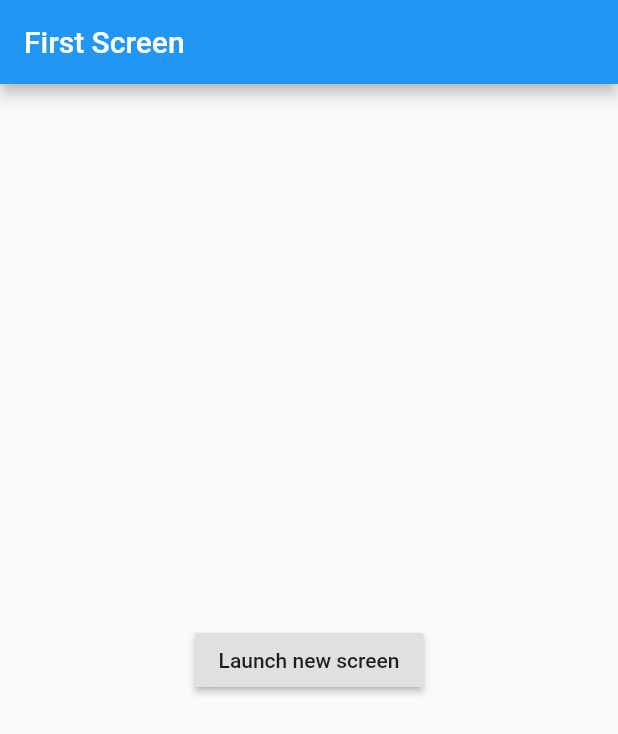
After one commit to Jason-lyl/flutter_app, a Flutter app: the FirstScreen screen opened directly, on a phone screen of 412 x 824 dp. The commit adds this screen. Shown: the top 734 px of the screen. Run offline on Flutter 3.47's test engine with Material 2 defaults, Android fonts, the phone set to English and light mode, and no system bars; network calls fail.

Commit message:
navigator

```diff
--- /dev/null
+++ b/lib/NavigatorView.dart
@@ -0,0 +1,52 @@
+
+import 'package:flutter/cupertino.dart';
+import 'package:flutter/material.dart';
+
+class FirstScreen extends StatelessWidget {
+  @override
+  Widget build(BuildContext context) {
+    return new Scaffold(
+      appBar: new AppBar(
+        title: new Text('First Screen'),
+      ),
+      body: new Center(
+        child: new RaisedButton(
+          child: new Text('Launch new screen'),
+          onPressed: (){
+            Navigator.push(
+                context,
+                new MaterialPageRoute(builder: (context) => new SecondScreen()),
+            );
+          },
+        ),
+      ),
+    );
+  }
+}
+
+
+class SecondScreen extends StatelessWidget {
+  @override
+  Widget build(BuildContext context) {
+    return new Scaffold(
+      appBar: new AppBar(
+        title: new Text('Second Screen'),
+      ),
+      body: new Center(
+        child: new RaisedButton(
+          onPressed: (){
+            Navigator.pop(context);
+          },
+          child: new Text('Go back'),
+        ),
+      ),
+    );
+  }
+}
+
+void main() {
+  runApp(new MaterialApp(
+    title: 'Navigation Basics',
+    home: new FirstScreen(),
+  ));
+}
--- a/lib/main.dart
+++ b/lib/main.dart
@@ -246,11 +246,21 @@ class _ShoppingListState extends State<ShoppingList> {
 void main() {
   runApp(new MaterialApp(
     title: 'Shopping App',
-    home: new ShoppingList(
-      products: <Product>[
-        new Product(name: 'Eggs'),
-        new Product(name: 'Floure'),
-        new Product(name: 'Chocolate chipsss'),
+    home: new Stack(
+      children: <Widget>[
+        new ShoppingList(
+          products: <Product>[
+            new Product(name: 'Eggs'),
+            new Product(name: 'fFloure'),
+            new Product(name: 'Chocolate chipsss'),
+          ],
+        ),
+        new Center(child: new CircularProgressIndicator()),
+        new Center(
+          child: new Image.network(
+            'https://github.com/flutter/plugins/raw/master/packages/video_player/doc/demo_ipod.gif?raw=true',
+          ),
+        ),
       ],
     ),
   ));
```
Also changed, not shown: 2 other files.
